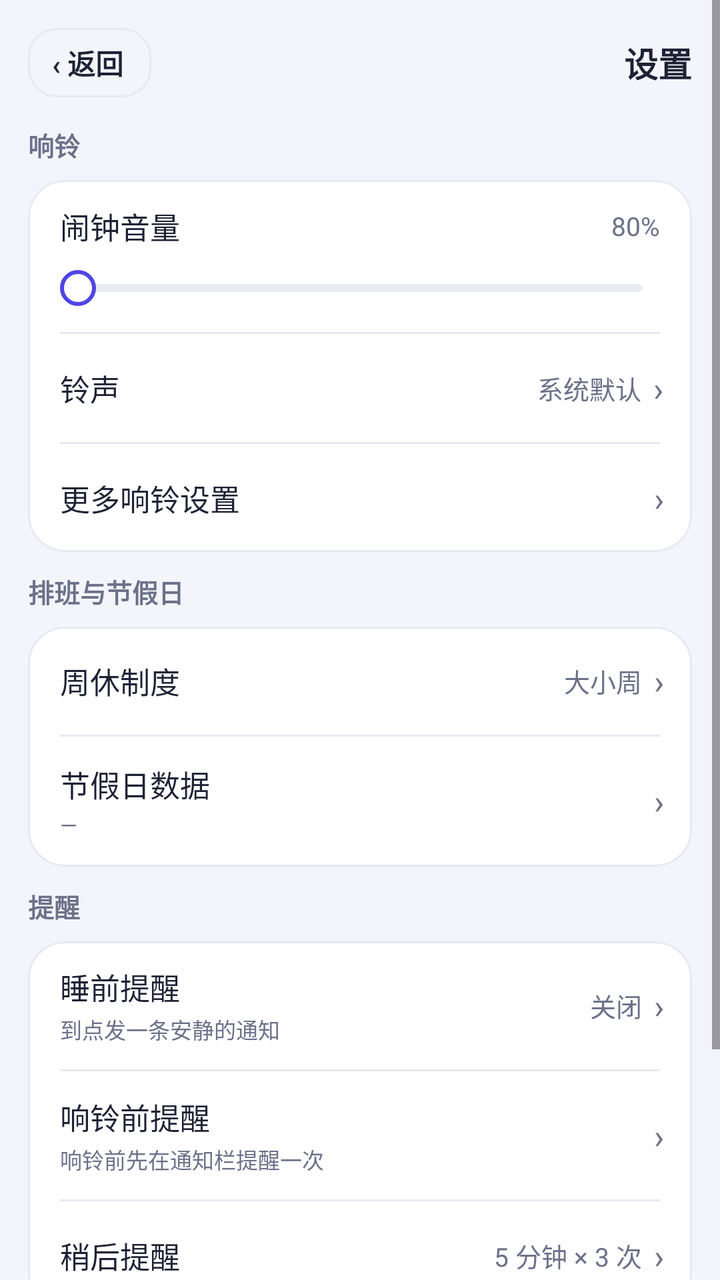
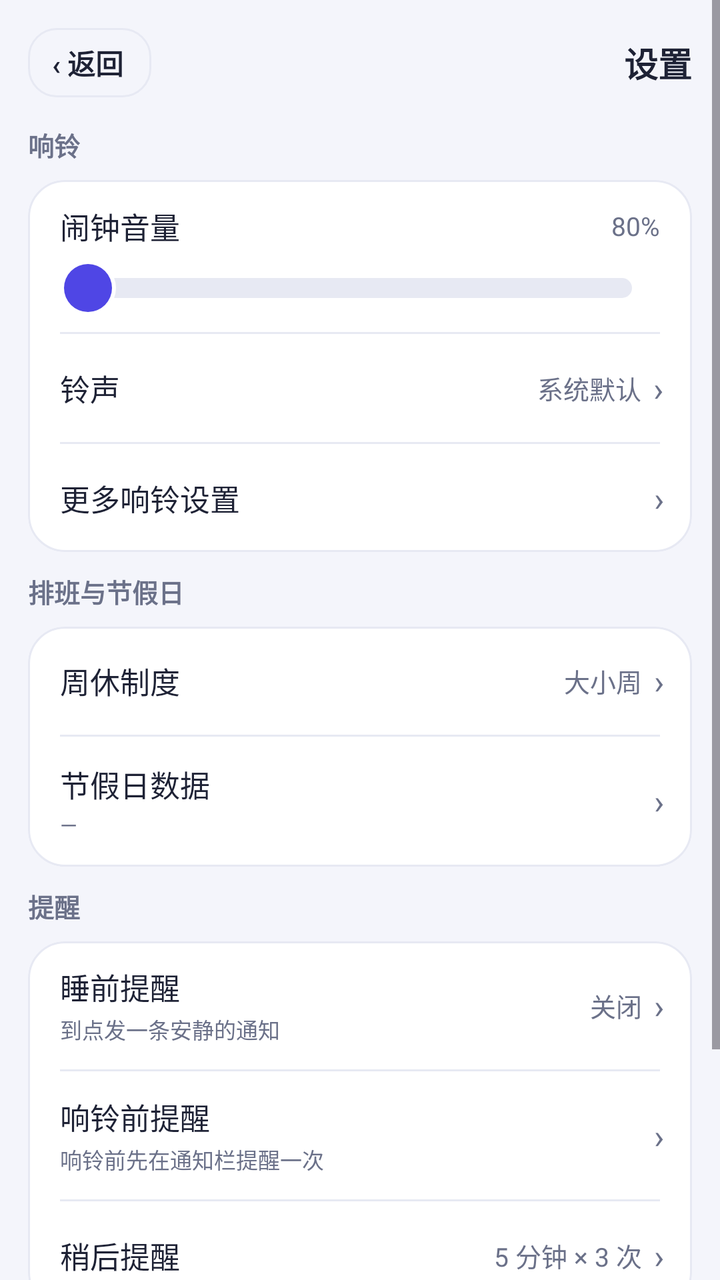

Compare the two renders of this Android layout. The source of the first and the diff that turns it into the second are given below.
<!-- AndroidManifest.xml: application theme Theme.WeekdayAlarm -->
<!-- res/layout/activity_settings.xml -->
<?xml version="1.0" encoding="utf-8"?>
<ScrollView xmlns:android="http://schemas.android.com/apk/res/android"
    android:layout_width="match_parent"
    android:layout_height="match_parent"
    android:background="@color/bg"
    android:fitsSystemWindows="true">

    <LinearLayout
        android:layout_width="match_parent"
        android:layout_height="wrap_content"
        android:orientation="vertical"
        android:padding="14dp">

        
        <LinearLayout
            android:layout_width="match_parent"
            android:layout_height="wrap_content"
            android:layout_marginBottom="14dp"
            android:gravity="center_vertical"
            android:orientation="horizontal">

            <TextView
                android:id="@+id/btn_back"
                android:layout_width="wrap_content"
                android:layout_height="wrap_content"
                android:background="@drawable/bg_time_outline"
                android:clickable="true"
                android:focusable="true"
                android:paddingStart="@dimen/space_12"
                android:paddingEnd="14dp"
                android:paddingTop="7dp"
                android:paddingBottom="7dp"
                android:text="@string/settings_back"
                android:textColor="@color/ink"
                android:textSize="14sp"
                android:textStyle="bold" />

            <TextView
                android:layout_width="0dp"
                android:layout_height="wrap_content"
                android:layout_weight="1"
                android:gravity="end"
                android:text="@string/settings_page_title"
                android:textColor="@color/ink"
                android:textSize="17sp"
                android:textStyle="bold" />
        </LinearLayout>

        
        <TextView
            style="@style/SectionTitle"
            android:layout_width="wrap_content"
            android:layout_height="wrap_content"
            android:layout_marginBottom="@dimen/space_8"
            android:text="@string/settings_section_alarm" />

        <LinearLayout
            android:layout_width="match_parent"
            android:layout_height="wrap_content"
            android:background="@drawable/bg_card"
            android:clipToOutline="true"
            android:orientation="vertical">

            
            <LinearLayout
                android:layout_width="match_parent"
                android:layout_height="wrap_content"
                android:orientation="vertical"
                android:paddingStart="@dimen/space_16"
                android:paddingTop="@dimen/space_12"
                android:paddingEnd="@dimen/space_16"
                android:paddingBottom="@dimen/space_4">

                <LinearLayout
                    android:layout_width="match_parent"
                    android:layout_height="wrap_content"
                    android:gravity="center_vertical"
                    android:orientation="horizontal">

                    <TextView
                        style="@style/SettingsTitle"
                        android:layout_width="0dp"
                        android:layout_height="wrap_content"
                        android:layout_weight="1"
                        android:text="@string/settings_volume_label" />

                    <TextView
                        android:id="@+id/tv_volume"
                        style="@style/SettingsValue"
                        android:layout_width="wrap_content"
                        android:layout_height="wrap_content"
                        android:text="@string/settings_volume_default" />
                </LinearLayout>

                
                <SeekBar
                    android:id="@+id/seek_volume_embed"
                    android:layout_width="match_parent"
                    android:layout_height="wrap_content"
                    android:layout_marginTop="@dimen/space_2"
                    android:max="90"
                    android:minHeight="36dp"
                    android:paddingStart="9dp"
                    android:paddingEnd="9dp"
                    android:progressDrawable="@drawable/seek_track"
                    android:splitTrack="false"
                    android:thumb="@drawable/seek_thumb" />
            </LinearLayout>

            <View style="@style/SettingsDivider" />

                        <LinearLayout
                            android:id="@+id/row_ringtone"
                            android:layout_width="match_parent"
                            android:layout_height="wrap_content"
                            android:background="?attr/selectableItemBackground"
                            android:clickable="true"
                            android:focusable="true"
                            android:gravity="center_vertical"
                            android:minHeight="54dp"
                            android:orientation="horizontal"
                            android:paddingStart="@dimen/space_16"
                            android:paddingEnd="14dp">

                            <TextView
                                style="@style/SettingsTitle"
                                android:layout_width="0dp"
                                android:layout_height="wrap_content"
                                android:layout_weight="1"
                                android:text="@string/settings_ringtone_title" />

                            <TextView
                                android:id="@+id/tv_ringtone"
                                style="@style/SettingsValue"
                                android:layout_width="0dp"
                                android:layout_height="wrap_content"
                                android:layout_weight="0.9"
                                android:gravity="end"
                                android:text="@string/settings_ringtone_default" />

                            <TextView style="@style/SettingsChevron" />
                        </LinearLayout>

                        <View style="@style/SettingsDivider" />

            
            <LinearLayout
                android:id="@+id/row_more_ring"
                android:layout_width="match_parent"
                android:layout_height="wrap_content"
                android:background="?attr/selectableItemBackground"
                android:clickable="true"
                android:focusable="true"
                android:gravity="center_vertical"
                android:minHeight="54dp"
                android:orientation="horizontal"
                android:paddingStart="@dimen/space_16"
                android:paddingEnd="14dp">

                <TextView
                    style="@style/SettingsTitle"
                    android:layout_width="0dp"
                    android:layout_height="wrap_content"
                    android:layout_weight="1"
                    android:text="@string/settings_more_ring_title" />

                <TextView style="@style/SettingsChevron" />
            </LinearLayout>
        </LinearLayout>

        
        <TextView
            style="@style/SectionTitle"
            android:layout_width="wrap_content"
            android:layout_height="wrap_content"
            android:layout_marginTop="@dimen/space_10"
            android:layout_marginBottom="@dimen/space_8"
            android:text="@string/settings_section_schedule" />

        <LinearLayout
            android:layout_width="match_parent"
            android:layout_height="wrap_content"
            android:background="@drawable/bg_card"
            android:clipToOutline="true"
            android:orientation="vertical">

                        <LinearLayout
                            android:id="@+id/row_week_mode"
                            android:layout_width="match_parent"
                            android:layout_height="wrap_content"
                            android:background="?attr/selectableItemBackground"
                            android:clickable="true"
                            android:focusable="true"
                            android:gravity="center_vertical"
                            android:minHeight="54dp"
                            android:orientation="horizontal"
                            android:paddingStart="@dimen/space_16"
                            android:paddingEnd="14dp">

                            <TextView
                                style="@style/SettingsTitle"
                                android:layout_width="0dp"
                                android:layout_height="wrap_content"
                                android:layout_weight="1"
                                android:text="@string/settings_week_mode_title" />

                            <TextView
                                android:id="@+id/tv_week_mode"
                                style="@style/SettingsValue"
                                android:layout_width="wrap_content"
                                android:layout_height="wrap_content"
                                android:text="@string/settings_week_mode_default" />

                            <TextView style="@style/SettingsChevron" />
                        </LinearLayout>

                        <View style="@style/SettingsDivider" />

                        <LinearLayout
                            android:id="@+id/row_holiday_data"
                            android:layout_width="match_parent"
                            android:layout_height="wrap_content"
                            android:background="?attr/selectableItemBackground"
                            android:clickable="true"
                            android:focusable="true"
                            android:gravity="center_vertical"
                            android:minHeight="64dp"
                            android:orientation="horizontal"
                            android:paddingStart="@dimen/space_16"
                            android:paddingEnd="14dp"
                            android:paddingTop="@dimen/space_10"
                            android:paddingBottom="@dimen/space_10">

                            <LinearLayout
                                android:layout_width="0dp"
                                android:layout_height="wrap_content"
                                android:layout_weight="1"
                                android:orientation="vertical">

                                <TextView
                                    style="@style/SettingsTitle"
                                    android:layout_width="wrap_content"
                                    android:layout_height="wrap_content"
                                    android:text="@string/settings_holiday_data_title" />

                                <TextView
                                    android:id="@+id/tv_holiday_data"
                                    style="@style/SettingsSummary"
                                    android:layout_width="wrap_content"
                                    android:layout_height="wrap_content"
                                    android:layout_marginTop="@dimen/space_2"
                                    android:text="@string/settings_holiday_data_default" />
                            </LinearLayout>

                            <TextView style="@style/SettingsChevron" />
                        </LinearLayout>

                        <View style="@style/SettingsDivider" />
        </LinearLayout>

        
        <TextView
            style="@style/SectionTitle"
            android:layout_width="wrap_content"
            android:layout_height="wrap_content"
            android:layout_marginTop="@dimen/space_10"
            android:layout_marginBottom="@dimen/space_8"
            android:text="@string/settings_section_remind" />

        <LinearLayout
            android:layout_width="match_parent"
            android:layout_height="wrap_content"
            android:background="@drawable/bg_card"
            android:clipToOutline="true"
            android:orientation="vertical">

            
            <LinearLayout
                android:id="@+id/row_bedtime"
                android:layout_width="match_parent"
                android:layout_height="wrap_content"
                android:background="?attr/selectableItemBackground"
                android:clickable="true"
                android:focusable="true"
                android:gravity="center_vertical"
                android:minHeight="64dp"
                android:orientation="horizontal"
                android:paddingStart="@dimen/space_16"
                android:paddingTop="@dimen/space_10"
                android:paddingEnd="14dp"
                android:paddingBottom="@dimen/space_10">

                <LinearLayout
                    android:layout_width="0dp"
                    android:layout_height="wrap_content"
                    android:layout_weight="1"
                    android:orientation="vertical">

                    <TextView
                        style="@style/SettingsTitle"
                        android:layout_width="wrap_content"
                        android:layout_height="wrap_content"
                        android:text="@string/settings_bedtime_title" />

                    
                    <TextView
                        android:id="@+id/tv_bedtime"
                        style="@style/SettingsSummary"
                        android:layout_width="wrap_content"
                        android:layout_height="wrap_content"
                        android:layout_marginTop="@dimen/space_2"
                        android:text="@string/settings_bedtime_hint" />
                </LinearLayout>

                <TextView
                    android:id="@+id/tv_bedtime_value"
                    style="@style/SettingsValue"
                    android:layout_width="wrap_content"
                    android:layout_height="wrap_content"
                    android:text="@string/settings_bedtime_default" />

                <TextView style="@style/SettingsChevron" />
            </LinearLayout>

            <View style="@style/SettingsDivider" />

                        <LinearLayout
                            android:id="@+id/row_pre_notice"
                            android:layout_width="match_parent"
                            android:layout_height="wrap_content"
                            android:background="?attr/selectableItemBackground"
                            android:clickable="true"
                            android:focusable="true"
                            android:gravity="center_vertical"
                            android:minHeight="64dp"
                            android:orientation="horizontal"
                            android:paddingStart="@dimen/space_16"
                            android:paddingEnd="14dp"
                            android:paddingTop="@dimen/space_10"
                            android:paddingBottom="@dimen/space_10">

                            <LinearLayout
                                android:layout_width="0dp"
                                android:layout_height="wrap_content"
                                android:layout_weight="1"
                                android:orientation="vertical">

                                <TextView
                                    style="@style/SettingsTitle"
                                    android:layout_width="wrap_content"
                                    android:layout_height="wrap_content"
                                    android:text="@string/settings_pre_notice_title" />

                                <TextView
                                    android:id="@+id/tv_pre_notice"
                                    style="@style/SettingsSummary"
                                    android:layout_width="wrap_content"
                                    android:layout_height="wrap_content"
                                    android:layout_marginTop="@dimen/space_2"
                                    android:text="@string/settings_pre_notice_summary" />
                            </LinearLayout>

                            
                            <TextView
                                android:id="@+id/tv_pre_notice_value"
                                style="@style/SettingsValue"
                                android:layout_width="wrap_content"
                                android:layout_height="wrap_content" />

                            <TextView style="@style/SettingsChevron" />
                        </LinearLayout>

                        <View style="@style/SettingsDivider" />

                        
                        <LinearLayout
                            android:id="@+id/row_snooze"
                            android:layout_width="match_parent"
                            android:layout_height="wrap_content"
                            android:background="?attr/selectableItemBackground"
                            android:clickable="true"
                            android:focusable="true"
                            android:gravity="center_vertical"
                            android:minHeight="54dp"
                            android:orientation="horizontal"
                            android:paddingStart="@dimen/space_16"
                            android:paddingEnd="14dp">

                            <TextView
                                style="@style/SettingsTitle"
                                android:layout_width="0dp"
                                android:layout_height="wrap_content"
                                android:layout_weight="1"
                                android:text="@string/settings_snooze_title" />

                            <TextView
                                android:id="@+id/tv_snooze"
                                style="@style/SettingsValue"
                                android:layout_width="wrap_content"
                                android:layout_height="wrap_content"
                                android:text="@string/more_snooze_default" />

                            <TextView style="@style/SettingsChevron" />
                        </LinearLayout>
        </LinearLayout>

        
        <TextView
            style="@style/SectionTitle"
            android:layout_width="wrap_content"
            android:layout_height="wrap_content"
            android:layout_marginTop="@dimen/space_10"
            android:layout_marginBottom="@dimen/space_8"
            android:text="@string/settings_section_other" />

        <LinearLayout
            android:layout_width="match_parent"
            android:layout_height="wrap_content"
            android:background="@drawable/bg_card"
            android:clipToOutline="true"
            android:orientation="vertical">

            
            <LinearLayout
                android:id="@+id/row_more"
                android:layout_width="match_parent"
                android:layout_height="wrap_content"
                android:background="?attr/selectableItemBackground"
                android:clickable="true"
                android:focusable="true"
                android:gravity="center_vertical"
                android:minHeight="54dp"
                android:orientation="horizontal"
                android:paddingStart="@dimen/space_16"
                android:paddingEnd="14dp">

                <TextView
                    style="@style/SettingsTitle"
                    android:layout_width="0dp"
                    android:layout_height="wrap_content"
                    android:layout_weight="1"
                    android:text="@string/settings_more_title" />

                <TextView
                    style="@style/SettingsSummary"
                    android:layout_width="wrap_content"
                    android:layout_height="wrap_content"
                    android:text="@string/settings_more_summary" />

                <TextView style="@style/SettingsChevron" />
            </LinearLayout>
        </LinearLayout>

        <TextView
            android:id="@+id/tv_version"
            android:layout_width="match_parent"
            android:layout_height="wrap_content"
            android:layout_marginTop="@dimen/space_6"
            android:textColor="@color/sub"
            android:textSize="11sp" />
    </LinearLayout>
</ScrollView>
<!-- resources referenced by this layout -->
<resources>
  <color name="bg">#F4F5FB</color>
  <color name="ink">#1E2235</color>
  <color name="sub">#6B7189</color>
  <dimen name="space_10">10dp</dimen>
  <dimen name="space_12">12dp</dimen>
  <dimen name="space_16">16dp</dimen>
  <dimen name="space_2">2dp</dimen>
  <dimen name="space_4">4dp</dimen>
  <dimen name="space_6">6dp</dimen>
  <dimen name="space_8">8dp</dimen>
  <!-- drawable seek_thumb (drawable) -->
  <?xml version="1.0" encoding="utf-8"?>
  <shape xmlns:android="http://schemas.android.com/apk/res/android"
      android:shape="oval">
      <solid android:color="@color/card" />
      <stroke
          android:width="2dp"
          android:color="@color/indigo" />
      <size
          android:width="18dp"
          android:height="18dp" />
  </shape>
  <!-- drawable seek_track (drawable) -->
  <?xml version="1.0" encoding="utf-8"?>
  <layer-list xmlns:android="http://schemas.android.com/apk/res/android">
  
      <item
          android:id="@android:id/background"
          android:gravity="center_vertical"
          android:height="4dp">
          <shape android:shape="rectangle">
              <solid android:color="@color/line" />
              <corners android:radius="@dimen/radius_hairline" />
          </shape>
      </item>
  
      <item
          android:id="@android:id/progress"
          android:gravity="center_vertical"
          android:height="4dp">
          <clip>
              <shape android:shape="rectangle">
                  <solid android:color="@color/indigo" />
                  <corners android:radius="@dimen/radius_hairline" />
              </shape>
          </clip>
      </item>
  </layer-list>
  <string name="more_snooze_default">5 分钟 × 3 次</string>
  <string name="settings_back">‹ 返回</string>
  <string name="settings_bedtime_default">关闭</string>
  <string name="settings_bedtime_hint">到点发一条安静的通知</string>
  <string name="settings_bedtime_title">睡前提醒</string>
  <string name="settings_holiday_data_default">—</string>
  <string name="settings_holiday_data_title">节假日数据</string>
  <string name="settings_more_ring_title">更多响铃设置</string>
  <string name="settings_more_summary">排班 · 桌面 · 帮助 · 备份</string>
  <string name="settings_more_title">更多设置</string>
  <string name="settings_page_title">设置</string>
  <string name="settings_pre_notice_summary">响铃前先在通知栏提醒一次</string>
  <string name="settings_pre_notice_title">响铃前提醒</string>
  <string name="settings_ringtone_default">系统默认</string>
  <string name="settings_ringtone_title">铃声</string>
  <string name="settings_section_alarm">响铃</string>
  <string name="settings_section_other">更多</string>
  <string name="settings_section_remind">提醒</string>
  <string name="settings_section_schedule">排班与节假日</string>
  <string name="settings_snooze_title">稍后提醒</string>
  <string name="settings_volume_default">80%</string>
  <string name="settings_volume_label">闹钟音量</string>
  <string name="settings_week_mode_default">大小周</string>
  <string name="settings_week_mode_title">周休制度</string>
  <style name="SectionTitle">
          <item name="android:textColor">@color/sub</item>
          <item name="android:textSize">13sp</item>
          <item name="android:textStyle">bold</item>
      </style>
  <style name="SettingsTitle">
          <item name="android:textColor">@color/ink</item>
          <item name="android:textSize">15sp</item>
      </style>
  <color name="card">#FFFFFF</color>
  <dimen name="radius_card">18dp</dimen>
  <color name="line">#E7E9F3</color>
  <dimen name="radius_row">14dp</dimen>
  <color name="indigo">#4F46E5</color>
  <dimen name="radius_hairline">2dp</dimen>
  <color name="indigo_dark">#4338CA</color>
  <color name="white">#FFFFFFFF</color>
  <!-- unchanged entries left out for length: 7 -->
</resources>

<!-- the commit's change to res/layout/activity_settings.xml (unified diff, before → after) -->
@@ -100,8 +100,8 @@
                     android:layout_marginTop="@dimen/space_2"
                     android:max="90"
                     android:minHeight="36dp"
-                    android:paddingStart="9dp"
-                    android:paddingEnd="9dp"
+                    android:paddingStart="14dp"
+                    android:paddingEnd="14dp"
                     android:progressDrawable="@drawable/seek_track"
                     android:splitTrack="false"
                     android:thumb="@drawable/seek_thumb" />
<!-- resource entries referenced after the edit -->
@@ -12,16 +12,27 @@
   <dimen name="space_8">8dp</dimen>
   <!-- drawable seek_thumb (drawable) -->
   <?xml version="1.0" encoding="utf-8"?>
-  <shape xmlns:android="http://schemas.android.com/apk/res/android"
-      android:shape="oval">
-      <solid android:color="@color/card" />
-      <stroke
-          android:width="2dp"
-          android:color="@color/indigo" />
-      <size
-          android:width="18dp"
-          android:height="18dp" />
-  </shape>
+  <layer-list xmlns:android="http://schemas.android.com/apk/res/android">
+  
+      <item>
+          <shape android:shape="oval">
+              <solid android:color="@color/card" />
+              <size
+                  android:width="28dp"
+                  android:height="28dp" />
+          </shape>
+      </item>
+  
+      <item
+          android:bottom="2dp"
+          android:left="2dp"
+          android:right="2dp"
+          android:top="2dp">
+          <shape android:shape="oval">
+              <solid android:color="@color/indigo" />
+          </shape>
+      </item>
+  </layer-list>
   <!-- drawable seek_track (drawable) -->
   <?xml version="1.0" encoding="utf-8"?>
   <layer-list xmlns:android="http://schemas.android.com/apk/res/android">
@@ -29,21 +40,21 @@
       <item
           android:id="@android:id/background"
           android:gravity="center_vertical"
-          android:height="4dp">
+          android:height="10dp">
           <shape android:shape="rectangle">
               <solid android:color="@color/line" />
-              <corners android:radius="@dimen/radius_hairline" />
+              <corners android:radius="@dimen/radius_chip" />
           </shape>
       </item>
   
       <item
           android:id="@android:id/progress"
           android:gravity="center_vertical"
-          android:height="4dp">
+          android:height="10dp">
           <clip>
               <shape android:shape="rectangle">
                   <solid android:color="@color/indigo" />
-                  <corners android:radius="@dimen/radius_hairline" />
+                  <corners android:radius="@dimen/radius_chip" />
               </shape>
           </clip>
       </item>
@@ -86,7 +97,7 @@
   <color name="line">#E7E9F3</color>
   <dimen name="radius_row">14dp</dimen>
   <color name="indigo">#4F46E5</color>
-  <dimen name="radius_hairline">2dp</dimen>
+  <dimen name="radius_chip">10dp</dimen>
   <color name="indigo_dark">#4338CA</color>
   <color name="white">#FFFFFFFF</color>
   <!-- unchanged entries left out for length: 7 -->
